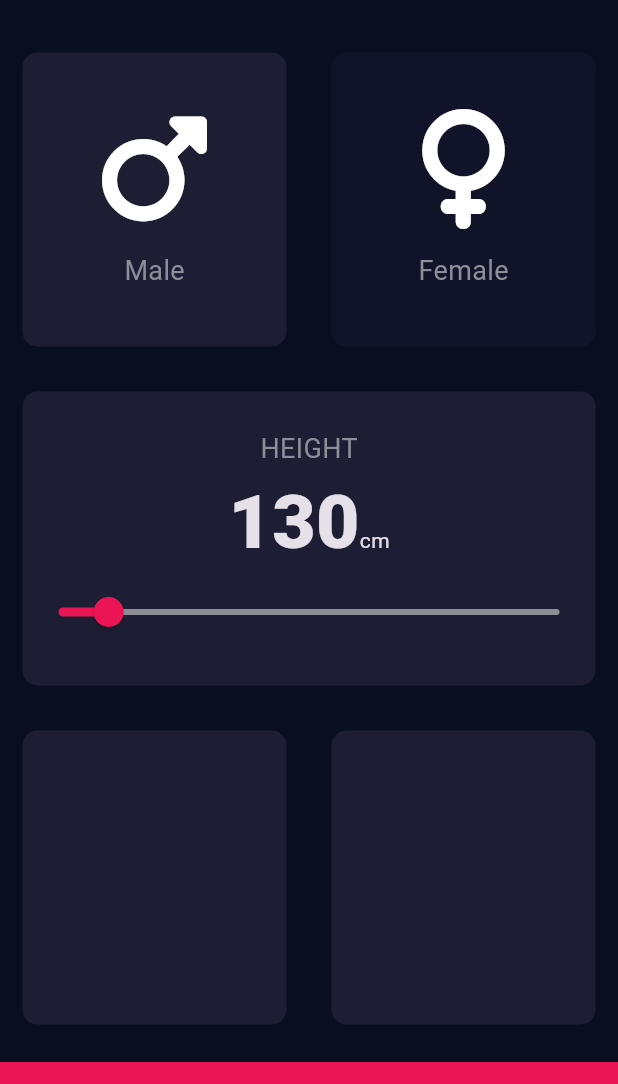
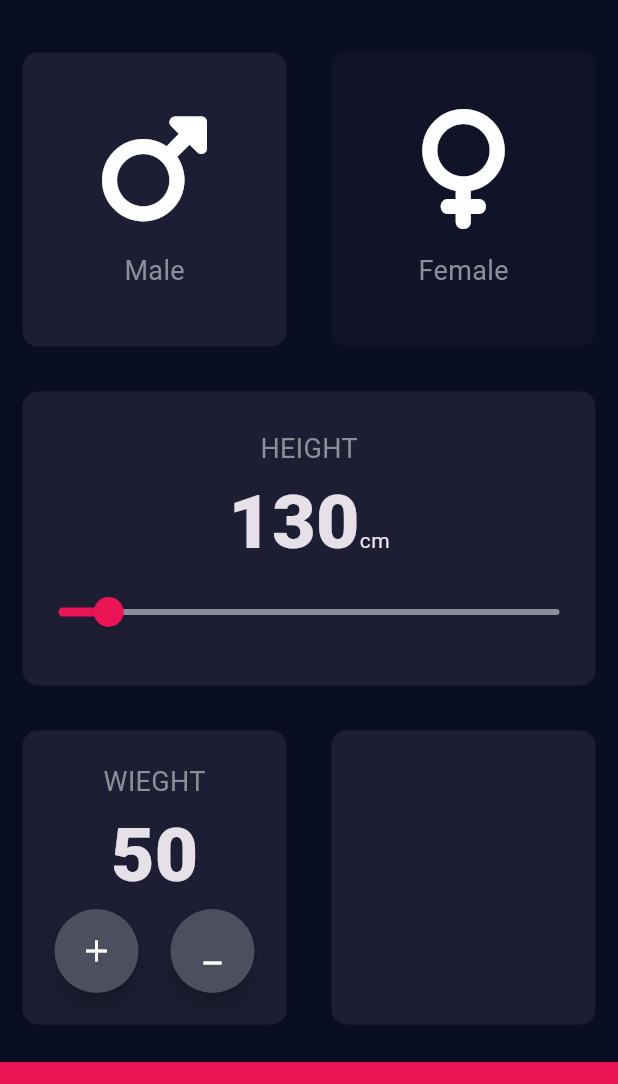
Before and after one commit to thisaraganhewa/BMI_Calculator, a Flutter app: the screen it shows after launch, on a phone screen of 412 x 824 dp, the part 54-1138 px from its top. Run offline on Flutter 3.47's test engine with Material 3 defaults, Android fonts, the phone set to English and light mode, and no system bars; our stand-ins replace font_awesome_flutter.

Commit message:
added widget to increase weight

```diff
--- a/lib/Constants.dart
+++ b/lib/Constants.dart
@@ -7,6 +7,10 @@ const kInActiveCardColor = Color(0xFF111328);
 const kBottomContainerColor = Color(0xFFEB1555);
 const kSliderMin = 120.0;
 const kSliderMax = 220.0;
+const kSliderActiveColor = Color(0xFFEB1555);
+const kSliderInActiveColor = Color(0xFF8D8E98);
+const kFABColor = Color(0xFF4C4F5E);
+const kRoundedButtonColor = Color(0xFF4C4F5E);
 
 const kLableTextStyle = TextStyle(
     color: Color(0xFF8D8E98),
--- /dev/null
+++ b/lib/RoundedIconButton.dart
@@ -0,0 +1,25 @@
+import 'package:flutter/material.dart';
+import 'Constants.dart';
+
+class RoundedIconButton extends StatelessWidget {
+
+  final Widget icon;
+  final Function() onPress;
+
+  const RoundedIconButton( { required this.icon, required this.onPress } );
+
+  @override
+  Widget build(BuildContext context) {
+    return SizedBox(
+      width: 56.0,
+      height: 56.0,
+      child: MaterialButton(
+        onPressed: onPress,
+        elevation: 6.0,
+        shape: const CircleBorder(),
+        color: kRoundedButtonColor,
+        child: icon,
+      ),
+    );
+  }
+}
--- a/lib/input_page.dart
+++ b/lib/input_page.dart
@@ -6,26 +6,24 @@ import 'package:font_awesome_flutter/font_awesome_flutter.dart';
 import 'package:bmi_calculator/IconChild.dart';
 import 'package:bmi_calculator/ReusableCard.dart';
 import 'Constants.dart';
+import 'RoundedIconButton.dart';
 
+enum Gender { male, female }
 
-enum Gender{
-  male,
-  female
-}
 
 
 class InputPage extends StatefulWidget {
-
   @override
   _InputPageState createState() => _InputPageState();
 }
 
 class _InputPageState extends State<InputPage> {
-
   Color maleColor = kInActiveCardColor;
   Color femaleColor = kInActiveCardColor;
   Gender selectedGender = Gender.male;
   int height = 130;
+  int weight = 50;
+
 
   // 1 = male 2 == female
   // void updateColor( Gender gender ){
@@ -53,9 +51,11 @@ class _InputPageState extends State<InputPage> {
                           selectedGender = Gender.male;
                         });
                       },
-                    colour: selectedGender == Gender.male ? kActiveCardColor : kInActiveCardColor,
-                    cardChild: IconChild( name: "Male", icon: FontAwesomeIcons.mars )
-                  ),
+                      colour: selectedGender == Gender.male
+                          ? kActiveCardColor
+                          : kInActiveCardColor,
+                      cardChild:
+                          IconChild(name: "Male", icon: FontAwesomeIcons.mars)),
                 ),
                 Expanded(
                   child: ReusableCard(
@@ -64,9 +64,11 @@ class _InputPageState extends State<InputPage> {
                           selectedGender = Gender.female;
                         });
                       },
-                      colour: selectedGender == Gender.female ? kActiveCardColor : kInActiveCardColor,
-                      cardChild: IconChild( name: "Female", icon: FontAwesomeIcons.venus)
-                  ),
+                      colour: selectedGender == Gender.female
+                          ? kActiveCardColor
+                          : kInActiveCardColor,
+                      cardChild: IconChild(
+                          name: "Female", icon: FontAwesomeIcons.venus)),
                 ),
               ],
             ),
@@ -77,7 +79,7 @@ class _InputPageState extends State<InputPage> {
                 Expanded(
                   child: ReusableCard(
                     colour: kActiveCardColor,
-                    cardChild:Column(
+                    cardChild: Column(
                       mainAxisAlignment: MainAxisAlignment.center,
                       children: [
                         const Text(
@@ -89,13 +91,8 @@ class _InputPageState extends State<InputPage> {
                           crossAxisAlignment: CrossAxisAlignment.baseline,
                           textBaseline: TextBaseline.alphabetic,
                           children: [
-                            Text(
-                              height.toString(),
-                              style: kNumberStyle
-                            ),
-                            const Text(
-                              "cm"
-                            ),
+                            Text(height.toString(), style: kNumberStyle),
+                            const Text("cm"),
                           ],
                         ),
                         Slider(
@@ -107,9 +104,8 @@ class _InputPageState extends State<InputPage> {
                           },
                           min: kSliderMin,
                           max: kSliderMax,
-                          activeColor: const Color(0xFFEB1555),
-                          inactiveColor: const Color(0xFF8D8E98),
-
+                          activeColor: kSliderActiveColor,
+                          inactiveColor: kSliderInActiveColor,
                         )
                       ],
                     ),
@@ -122,7 +118,47 @@ class _InputPageState extends State<InputPage> {
             child: Row(
               children: [
                 Expanded(
-                  child: ReusableCard(colour: kActiveCardColor),
+                  child: ReusableCard(
+                    colour: kActiveCardColor,
+                    cardChild: Column(
+                      mainAxisAlignment: MainAxisAlignment.center,
+                      children: [
+                        const Text(
+                          "WIEGHT",
+                          style: kLableTextStyle,
+                        ),
+                        Text(
+                          weight.toString(),
+                          style: kNumberStyle,
+                        ),
+                        Row(
+                          mainAxisAlignment: MainAxisAlignment.spaceEvenly,
+                          children: [
+                            RoundedIconButton(
+                              icon: const Icon(
+                                Icons.add,
+                              ),
+                              onPress: () {
+                                setState(() {
+                                ++weight;
+                              });
+                              },
+                            ),
+                            RoundedIconButton(
+                              icon: const Icon(
+                                Icons.minimize_sharp,
+                              ),
+                              onPress: () {
+                                setState(() {
+                                  --weight;
+                                });
+                              },
+                            ),
+                          ],
+                        )
+                      ],
+                    ),
+                  ),
                 ),
                 Expanded(
                   child: ReusableCard(colour: kActiveCardColor),
@@ -136,10 +172,8 @@ class _InputPageState extends State<InputPage> {
             width: double.infinity,
             height: kBottomContainerHeight,
           )
-
         ],
       ),
-
     );
   }
 }
```
Lines whose indentation alone changed are shown as unchanged.
